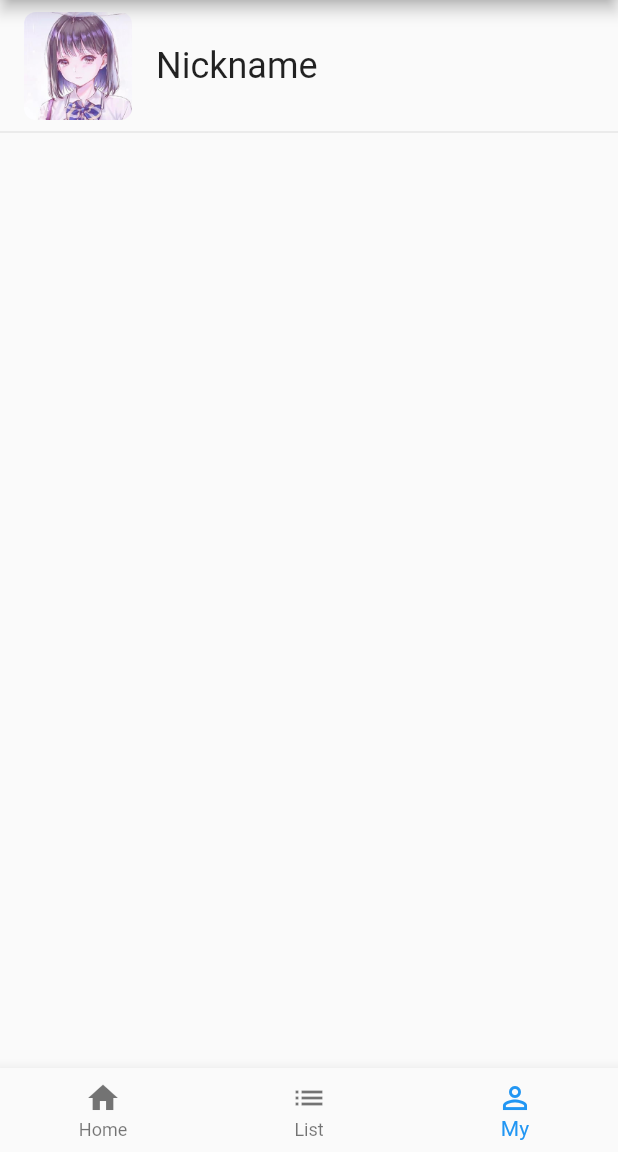
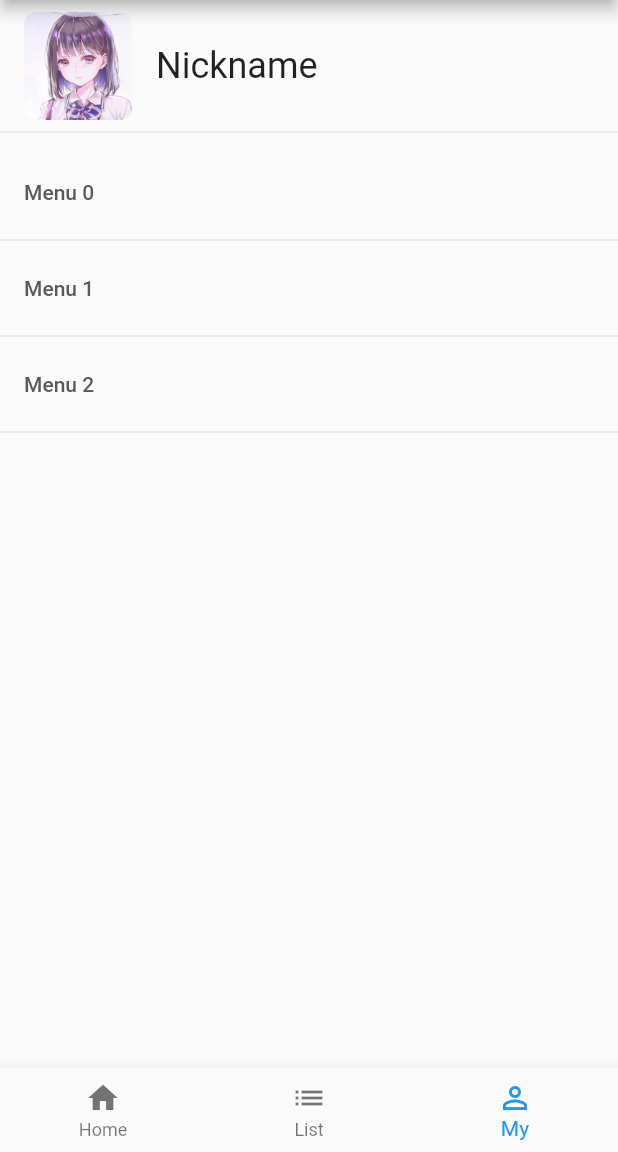
Before and after one commit to duan602728596/flutter-demo, a Flutter app: the HomePage screen opened directly, item 3 of the bottom bar chosen, on a phone screen of 412 x 824 dp, the part 84-1236 px from its top. Run offline on Flutter 3.47's test engine with Material 2 defaults, Android fonts, the phone set to English and light mode, and no system bars; our stand-ins replace dio; network calls fail.

Commit message:
feat: 完成my的菜单

```diff
--- a/lib/my/avatar.dart
+++ b/lib/my/avatar.dart
@@ -29,7 +29,7 @@ class Avatar extends StatelessWidget {
       ]),
 
       // 分割线
-      Divider(),
+      Divider(color: Color(0xffd9d9d9)),
     ]);
   }
 }
--- a/lib/my/main.dart
+++ b/lib/my/main.dart
@@ -1,5 +1,6 @@
 import 'package:flutter/material.dart';
 import './avatar.dart';
+import './menuItem.dart';
 
 class My extends StatelessWidget {
   @override
@@ -7,6 +8,11 @@ class My extends StatelessWidget {
     return Column(children: <Widget>[
       // 头像
       Padding(child: Avatar(), padding: EdgeInsets.only(top: 8, bottom: 8)),
+
+      // 列表
+      MenuItem(text: 'Menu 0'),
+      MenuItem(text: 'Menu 1'),
+      MenuItem(text: 'Menu 2'),
     ]);
   }
 }
--- /dev/null
+++ b/lib/my/menuItem.dart
@@ -0,0 +1,31 @@
+import 'package:flutter/material.dart';
+
+class MenuItem extends StatelessWidget {
+  MenuItem({ Key key, this.text }): super(key: key);
+  String text;
+
+  void handleItemPress() {
+    print(text);
+  }
+
+  @override
+  Widget build(BuildContext context) {
+
+    return Column(children: <Widget>[
+      FlatButton(
+        child: Row(children: <Widget>[
+          Expanded(
+            flex: 1,
+            child: Text(
+              text,
+              textAlign: TextAlign.left,
+              style: TextStyle(color: Color(0xff595959)),
+            ),
+          ),
+        ]),
+        onPressed: handleItemPress,
+      ),
+      Divider(),
+    ]);
+  }
+}
```
Also changed, not shown: pubspec.lock.
